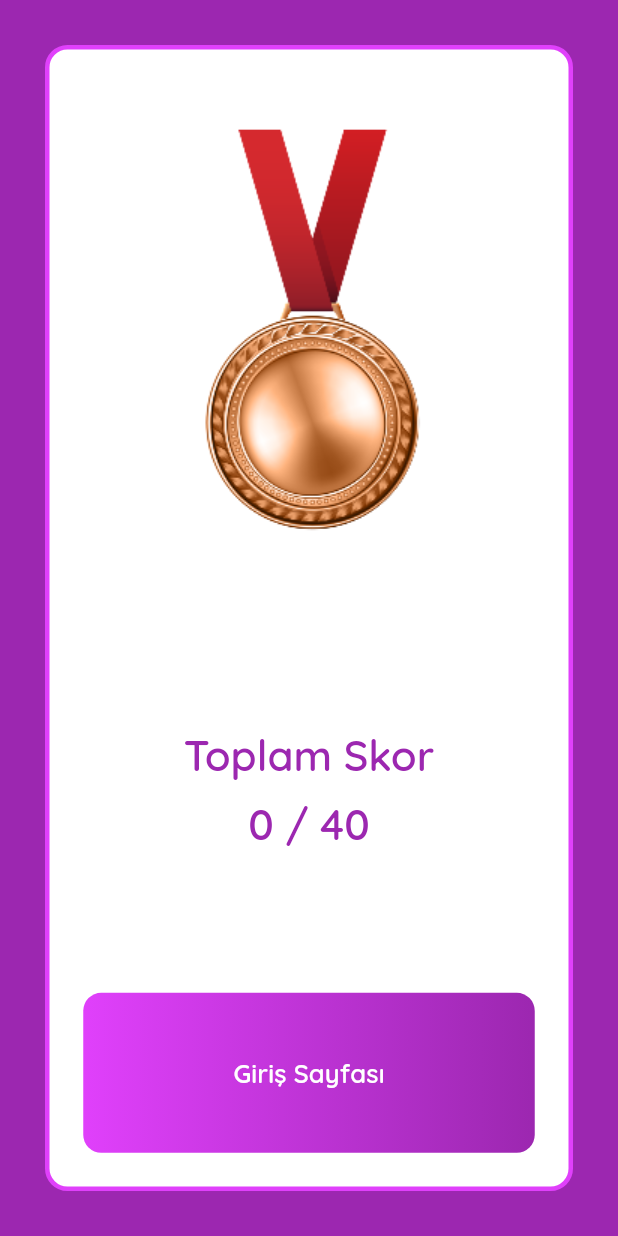
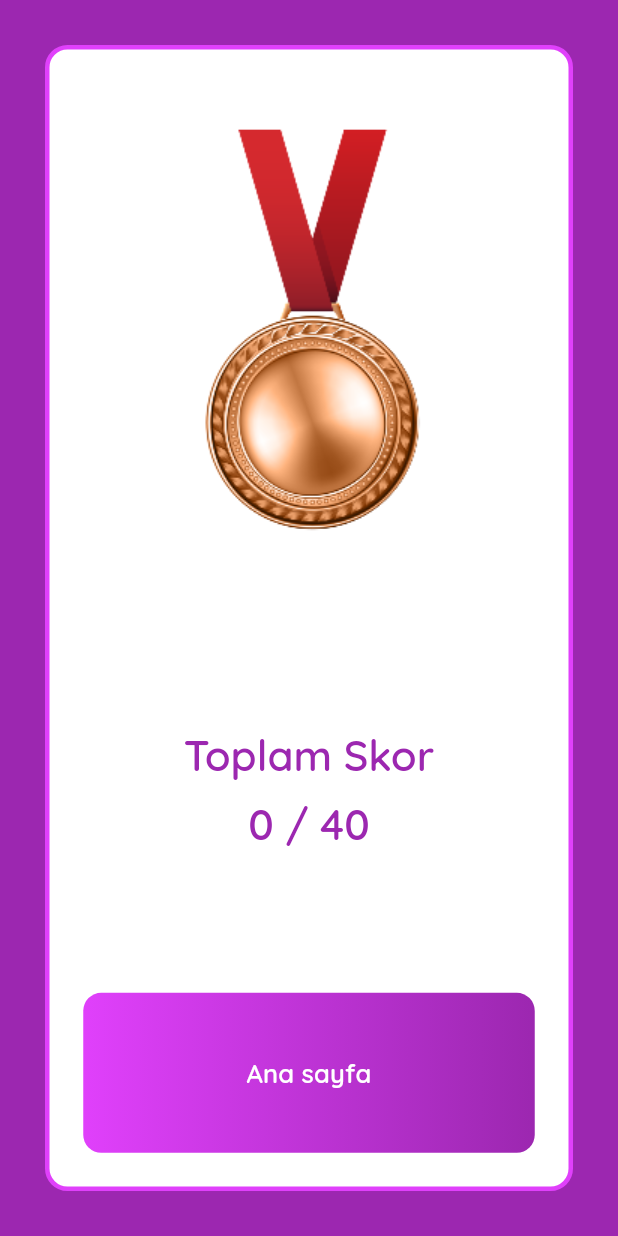
Before and after one commit to farukkornaz/QuizApp, a Flutter app: the ScoreScreen screen opened directly, on a phone screen of 412 x 824 dp. Run offline on Flutter 3.47's test engine with Material 3 defaults, Android fonts, the phone set to English and light mode, and no system bars; drawn by our look-alikes of auto_size_text; our stand-ins replace carousel_slider, circular_countdown_timer, cloud_firestore, expandable, firebase_auth, firebase_core and 5 more; missing offline and left inert: ntp; accounts and stored records are empty.

Commit message:
minor düzenlemeler yapildi

```diff
--- a/lib/screens/score_screen.dart
+++ b/lib/screens/score_screen.dart
@@ -116,7 +116,7 @@ class ScoreScreen extends StatelessWidget {
                         padding: EdgeInsets.all(kDefaultPadding / 2),
                         decoration: BoxDecoration(
                             gradient: kPrimaryGradient, borderRadius: BorderRadius.all(Radius.circular(12))),
-                        child: AutoSizeText('Giriş Sayfası',
+                        child: AutoSizeText('Ana sayfa',
                             style: Theme.of(context).textTheme.labelLarge!.copyWith(color: Colors.white, fontSize: 17)),
                       ),
                     ),
```
Also changed, not shown: lib/models/Questions.dart (line endings or trailing spaces).
